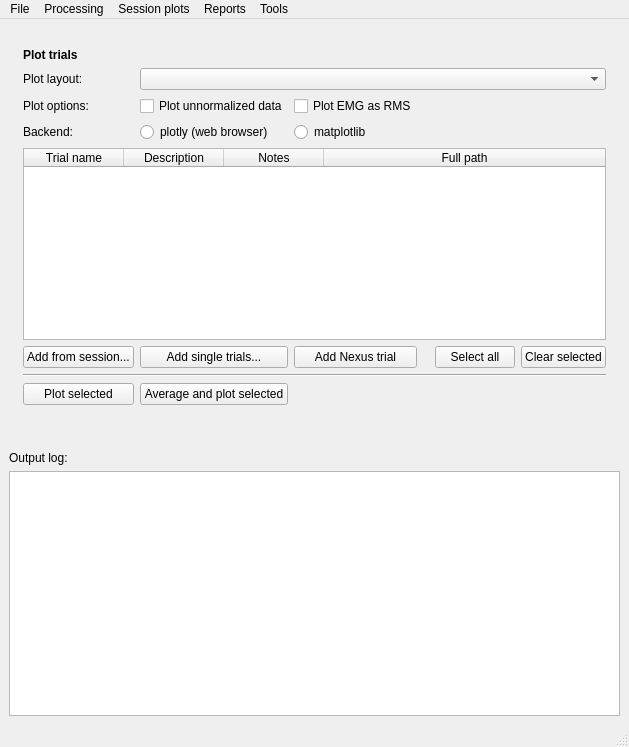
This is gaitutils/gui/gaitmenu.ui in NCH-Motion-Laboratory/gaitutils as Qt 5 draws it before an edit. The edited form follows.
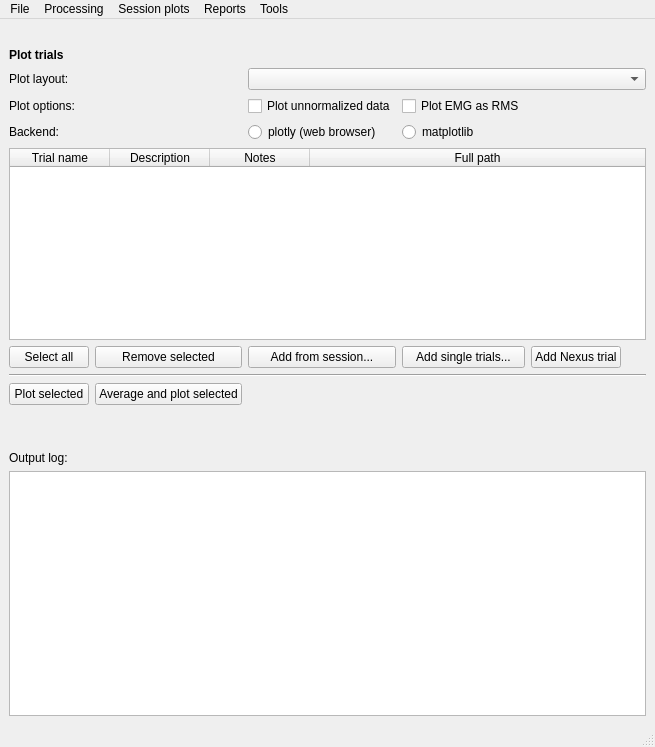
This is the edited form.

Commit message: ui button order

Patch:
```diff
--- a/gaitutils/gui/gaitmenu.ui
+++ b/gaitutils/gui/gaitmenu.ui
@@ -33,44 +33,38 @@
     </item>
     <item>
      <layout class="QGridLayout" name="gridLayout">
-      <item row="8" column="1">
+      <item row="5" column="2">
+       <widget class="QLabel" name="label_3">
+        <property name="text">
+         <string>Plot layout:</string>
+        </property>
+       </widget>
+      </item>
+      <item row="8" column="4">
+       <widget class="QRadioButton" name="rbPlotly">
+        <property name="text">
+         <string>plotly (web browser)</string>
+        </property>
+        <attribute name="buttonGroup">
+         <string notr="true">buttonGroup_2</string>
+        </attribute>
+       </widget>
+      </item>
+      <item row="8" column="2">
        <widget class="QLabel" name="label">
         <property name="text">
          <string>Backend:</string>
         </property>
        </widget>
       </item>
-      <item row="11" column="1">
-       <widget class="QPushButton" name="btnAddSession">
-        <property name="text">
-         <string>Add from session...</string>
-        </property>
-       </widget>
-      </item>
-      <item row="5" column="0">
-       <spacer name="horizontalSpacer_3">
-        <property name="orientation">
-         <enum>Qt::Horizontal</enum>
-        </property>
-        <property name="sizeType">
-         <enum>QSizePolicy::Preferred</enum>
-        </property>
-        <property name="sizeHint" stdset="0">
-         <size>
-          <width>40</width>
-          <height>20</height>
-         </size>
-        </property>
-       </spacer>
-      </item>
-      <item row="14" column="1">
+      <item row="14" column="2">
        <widget class="QPushButton" name="btnPlotTrials">
         <property name="text">
          <string>Plot selected</string>
         </property>
        </widget>
       </item>
-      <item row="3" column="1">
+      <item row="3" column="2">
        <widget class="QLabel" name="label_6">
         <property name="font">
          <font>
@@ -83,7 +77,39 @@
         </property>
        </widget>
       </item>
-      <item row="7" column="3">
+      <item row="5" column="10">
+       <spacer name="horizontalSpacer_4">
+        <property name="orientation">
+         <enum>Qt::Horizontal</enum>
+        </property>
+        <property name="sizeType">
+         <enum>QSizePolicy::Preferred</enum>
+        </property>
+        <property name="sizeHint" stdset="0">
+         <size>
+          <width>40</width>
+          <height>20</height>
+         </size>
+        </property>
+       </spacer>
+      </item>
+      <item row="5" column="0">
+       <spacer name="horizontalSpacer_3">
+        <property name="orientation">
+         <enum>Qt::Horizontal</enum>
+        </property>
+        <property name="sizeType">
+         <enum>QSizePolicy::Preferred</enum>
+        </property>
+        <property name="sizeHint" stdset="0">
+         <size>
+          <width>40</width>
+          <height>20</height>
+         </size>
+        </property>
+       </spacer>
+      </item>
+      <item row="7" column="5">
        <widget class="QCheckBox" name="xbEMGRMS">
         <property name="text">
          <string>Plot EMG as RMS</string>
@@ -93,14 +119,7 @@
         </property>
        </widget>
       </item>
-      <item row="7" column="1">
-       <widget class="QLabel" name="label_5">
-        <property name="text">
-         <string>Plot options:</string>
-        </property>
-       </widget>
-      </item>
-      <item row="8" column="3">
+      <item row="8" column="5">
        <widget class="QRadioButton" name="rbMatplotlib">
         <property name="text">
          <string>matplotlib</string>
@@ -110,75 +129,41 @@
         </attribute>
        </widget>
       </item>
-      <item row="5" column="1">
-       <widget class="QLabel" name="label_3">
-        <property name="text">
-         <string>Plot layout:</string>
-        </property>
-       </widget>
-      </item>
-      <item row="13" column="1" colspan="7">
+      <item row="13" column="2" colspan="8">
        <widget class="Line" name="line">
         <property name="orientation">
          <enum>Qt::Horizontal</enum>
         </property>
        </widget>
       </item>
-      <item row="8" column="2">
-       <widget class="QRadioButton" name="rbPlotly">
+      <item row="7" column="2">
+       <widget class="QLabel" name="label_5">
         <property name="text">
-         <string>plotly (web browser)</string>
+         <string>Plot options:</string>
         </property>
         <attribute name="buttonGroup">
          <string notr="true">buttonGroup_2</string>
         </attribute>
        </widget>
       </item>
-      <item row="11" column="2">
-       <widget class="QPushButton" name="btnAddTrials">
-        <property name="text">
-         <string>Add single trials...</string>
+      <item row="5" column="4" colspan="6">
+       <widget class="QComboBox" name="cbLayout">
+        <property name="sizePolicy">
+         <sizepolicy hsizetype="Preferred" vsizetype="Preferred">
+          <horstretch>0</horstretch>
+          <verstretch>0</verstretch>
+         </sizepolicy>
         </property>
        </widget>
       </item>
-      <item row="5" column="8">
-       <spacer name="horizontalSpacer_4">
-        <property name="orientation">
-         <enum>Qt::Horizontal</enum>
-        </property>
-        <property name="sizeType">
-         <enum>QSizePolicy::Preferred</enum>
-        </property>
-        <property name="sizeHint" stdset="0">
-         <size>
-          <width>40</width>
-          <height>20</height>
-         </size>
-        </property>
-       </spacer>
-      </item>
-      <item row="14" column="2">
-       <widget class="QPushButton" name="btnAveragePlot">
-        <property name="text">
-         <string>Average and plot selected</string>
-        </property>
-       </widget>
-      </item>
-      <item row="11" column="3">
-       <widget class="QPushButton" name="btnAddNexusTrial">
-        <property name="text">
-         <string>Add Nexus trial</string>
-        </property>
-       </widget>
-      </item>
-      <item row="16" column="7">
+      <item row="16" column="9">
        <widget class="QLabel" name="label_2">
         <property name="text">
          <string/>
         </property>
        </widget>
       </item>
-      <item row="7" column="2">
+      <item row="7" column="4">
        <widget class="QCheckBox" name="xbPlotUnnorm">
         <property name="sizePolicy">
          <sizepolicy hsizetype="Preferred" vsizetype="Fixed">
@@ -191,17 +176,7 @@
         </property>
        </widget>
       </item>
-      <item row="5" column="2" colspan="6">
-       <widget class="QComboBox" name="cbLayout">
-        <property name="sizePolicy">
-         <sizepolicy hsizetype="Preferred" vsizetype="Preferred">
-          <horstretch>0</horstretch>
-          <verstretch>0</verstretch>
-         </sizepolicy>
-        </property>
-       </widget>
-      </item>
-      <item row="9" column="1" colspan="7">
+      <item row="9" column="2" colspan="8">
        <widget class="QTableWidget" name="tableTrials">
         <property name="styleSheet">
          <string notr="true"/>
@@ -250,16 +225,44 @@
        </widget>
       </item>
       <item row="11" column="6">
+       <widget class="QPushButton" name="btnAddNexusTrial">
+        <property name="text">
+         <string>Add Nexus trial</string>
+        </property>
+       </widget>
+      </item>
+      <item row="11" column="5">
+       <widget class="QPushButton" name="btnAddTrials">
+        <property name="text">
+         <string>Add single trials...</string>
+        </property>
+       </widget>
+      </item>
+      <item row="11" column="4">
+       <widget class="QPushButton" name="btnAddSession">
+        <property name="text">
+         <string>Add from session...</string>
+        </property>
+       </widget>
+      </item>
+      <item row="11" column="2">
        <widget class="QPushButton" name="btnSelectAll">
         <property name="text">
          <string>Select all</string>
         </property>
        </widget>
       </item>
-      <item row="11" column="7">
+      <item row="11" column="3">
        <widget class="QPushButton" name="btnClearSelected">
         <property name="text">
-         <string>Clear selected</string>
+         <string>Remove selected</string>
+        </property>
+       </widget>
+      </item>
+      <item row="14" column="3">
+       <widget class="QPushButton" name="btnAveragePlot">
+        <property name="text">
+         <string>Average and plot selected</string>
         </property>
        </widget>
       </item>
```
Left out of the diff: 3 changed lines with no effect on the pictures.
